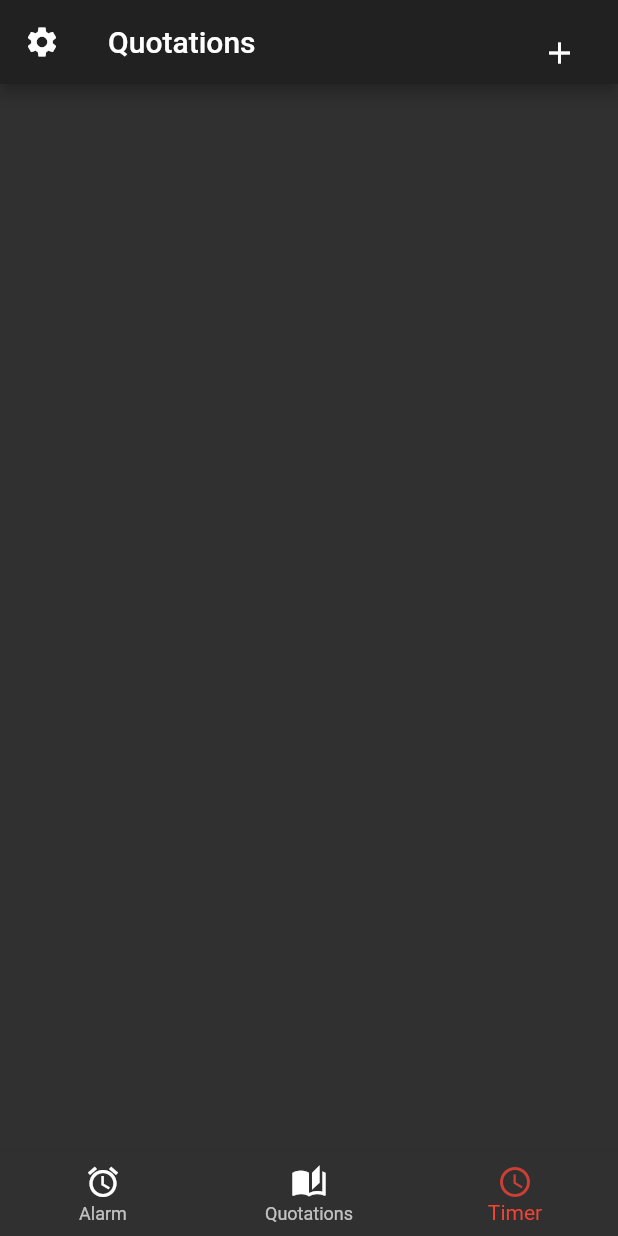
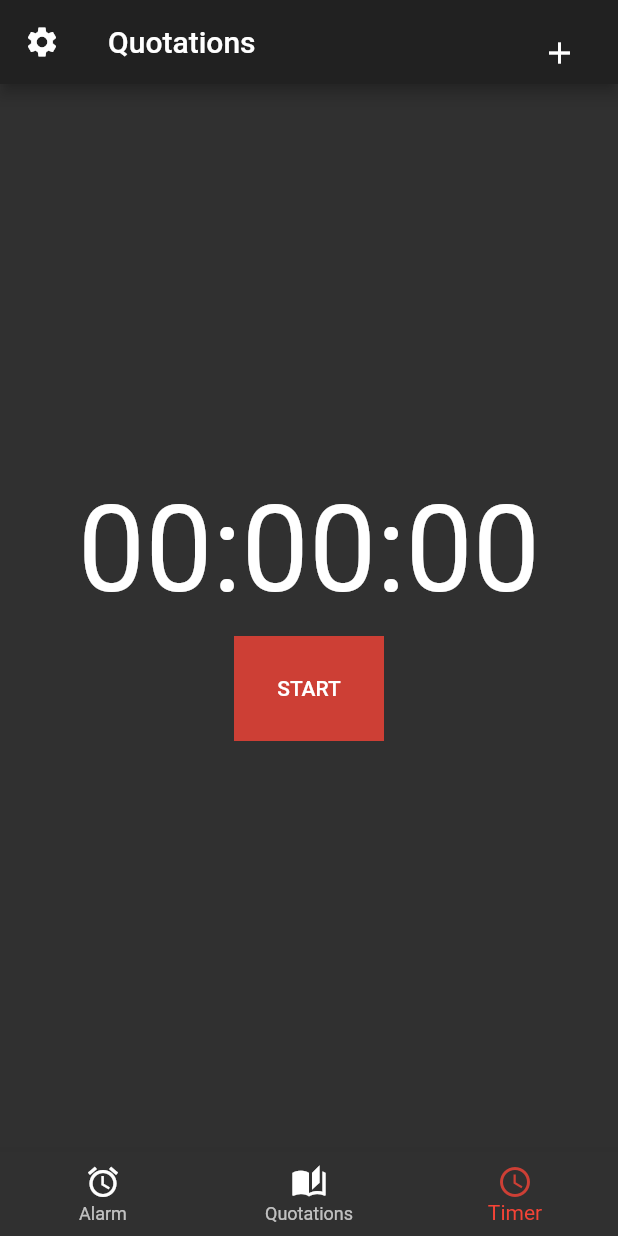
Before and after one commit to hiromu73/watch_app, a Flutter app: the screen it shows after launch, item 3 of the bottom bar chosen, on a phone screen of 412 x 824 dp. Run offline on Flutter 3.47's test engine with Material 2 defaults, Android fonts, the phone set to English and light mode, and no system bars.

Commit message:
各遷移先の作成

```diff
--- a/lib/homewatch.dart
+++ b/lib/homewatch.dart
@@ -104,12 +104,6 @@ class _HomeWatchState extends State<HomeWatch> {
   }
 
   //popUpMenuがタップされた時の処理
-  void _onTapActionIcon(int index) {
-    setState(() {
-      _tapActionIcon[index] = _tapList(index);
-      _tapActionIcon = index;
-    });
-  }
 
   @override
   Widget build(BuildContext context) {
--- a/lib/route/timer.dart
+++ b/lib/route/timer.dart
@@ -1,7 +1,8 @@
-
 
 
 import 'package:flutter/material.dart';
+import 'dart:async';
+import 'package:intl/intl.dart';
 
 class Timer extends StatefulWidget {
   @override
@@ -9,8 +10,80 @@ class Timer extends StatefulWidget {
 }
 
 class _TimerState extends State<Timer> {
+
+  void _stopTimer(Timer timer){
+    //格言表示
+  }
+
+  //タイマー初期値
+  var _timerString = '00:00:00';
+
+  //開始の時間
+  DateTime _startTime;
+
+  //ローカルタイマー
+  var _timer;
+  var _isStart = false;
+
   @override
   Widget build(BuildContext context) {
-    return Container();
+    return Scaffold(
+      body: Column(
+        mainAxisAlignment: MainAxisAlignment.center,
+        children: [
+          Center(
+            child: Text(_timerString,
+                style: TextStyle(
+                fontSize: 80)),),
+          Container(
+                  width: 100, height: 70, color: Colors.red.withOpacity(0.8),
+                  margin: EdgeInsets.all(10.0),
+                  child: TextButton(
+                    onPressed: _startTimer,
+                    child: Text(_isStart ? 'STOP' : 'START',style: TextStyle(
+                      color: Colors.white),
+                      )
+                    ),
+          )
+        ],
+      ),
+    );
+  }
+
+
+//onPressed押されるたびに
+//DateTime.now()で現在の時間を取得し、新しい繰り返しタイマーを取得する
+void _startTimer() {
+  setState(() {
+    _isStart = !_isStart;
+    if (_isStart) {
+      _startTime = DateTime.now();
+      _timer = Timer.periodic(Duration(seconds: 1), _onTimer);
+    } else {
+      _timer.cancel();
+    }
+  });
+}
+
+  void _onTimer(Timer timer) {
+    //現在の時刻を取得
+    var now = DateTime.now();
+    //開始時刻と比較して差分を取得
+    var diff = now.difference(_startTime).inSeconds;
+
+    //タイマーロジック
+    var hour = (diff / (60 * 60)).floor();
+    var mod = diff % (60 * 60);
+    var minutes = (mod / 60).floor();
+    var second = mod % 60;
+
+    setState(() => {
+      _timerString =
+      """${_convertTwoDigits(hour)}:${_convertTwoDigits(minutes)}:${_convertTwoDigits(second)}"""
+    });
+  }
+
+  String _convertTwoDigits(int number) {
+    return number >= 10 ? "$number" : "0$number";
   }
 }
--- a/pubspec.yaml
+++ b/pubspec.yaml
@@ -13,6 +13,7 @@ dependencies:
 
   cupertino_icons: ^1.0.0
   provider: 4.1.2
+  intl: ^0.15.8
 
 dev_dependencies:
   flutter_test:
```
Also changed, not shown: pubspec.lock.
